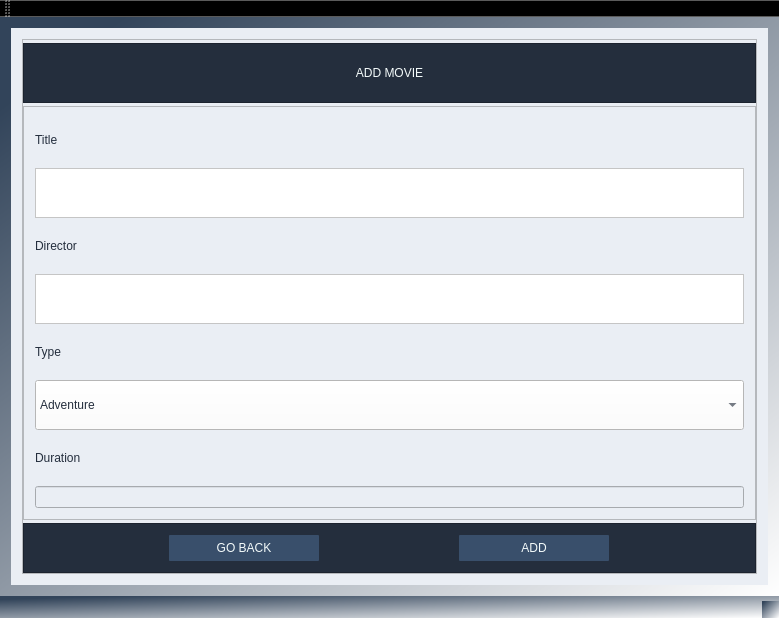
This is MovieTicketManagementSystem/MainWindow.ui in ZuzannaZawartka/movie-ticket-management-system as Qt 5 draws it before an edit. The edited form follows.
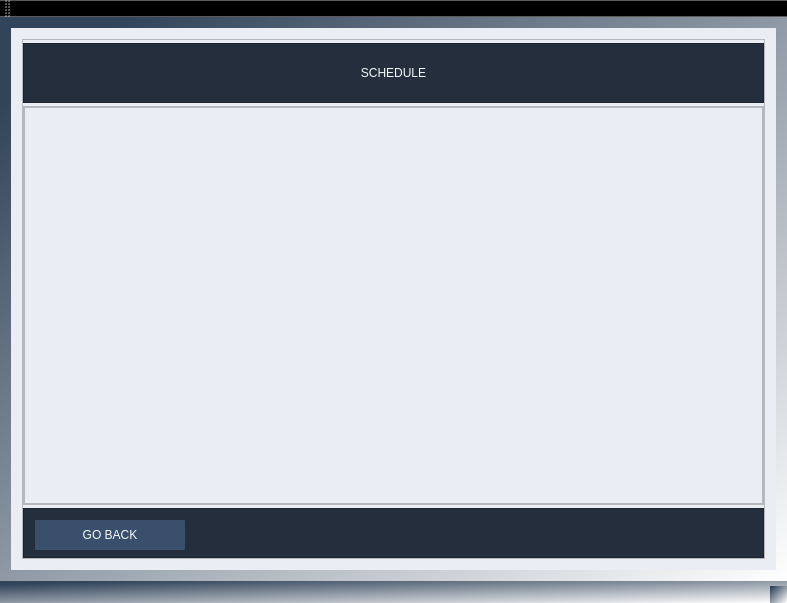
This is the edited form.

Commit message: feat: added scheduleDatabase, ScheduleListView needs to be changed to Table Widget

The edit to the form file:
```diff
--- a/MovieTicketManagementSystem/MainWindow.ui
+++ b/MovieTicketManagementSystem/MainWindow.ui
@@ -6,8 +6,8 @@
    <rect>
     <x>0</x>
     <y>0</y>
-    <width>779</width>
-    <height>618</height>
+    <width>787</width>
+    <height>603</height>
    </rect>
   </property>
   <property name="windowTitle">
@@ -27,7 +27,7 @@
        <number>0</number>
       </property>
       <property name="currentIndex">
-       <number>3</number>
+       <number>5</number>
       </property>
       <widget class="QWidget" name="mainWindow">
        <layout class="QVBoxLayout" name="verticalLayout_5">
@@ -1215,6 +1215,161 @@
         </item>
        </layout>
       </widget>
+      <widget class="QWidget" name="showScheduleWindow">
+       <layout class="QGridLayout" name="gridLayout_10">
+        <item row="0" column="0">
+         <widget class="QFrame" name="frame">
+          <property name="frameShape">
+           <enum>QFrame::Shape::StyledPanel</enum>
+          </property>
+          <property name="frameShadow">
+           <enum>QFrame::Shadow::Raised</enum>
+          </property>
+          <layout class="QVBoxLayout" name="verticalLayout_23">
+           <property name="spacing">
+            <number>3</number>
+           </property>
+           <property name="leftMargin">
+            <number>0</number>
+           </property>
+           <property name="topMargin">
+            <number>3</number>
+           </property>
+           <property name="rightMargin">
+            <number>0</number>
+           </property>
+           <property name="bottomMargin">
+            <number>0</number>
+           </property>
+           <item>
+            <widget class="QFrame" name="headerScheduleFrame">
+             <property name="minimumSize">
+              <size>
+               <width>0</width>
+               <height>60</height>
+              </size>
+             </property>
+             <property name="maximumSize">
+              <size>
+               <width>16777215</width>
+               <height>60</height>
+              </size>
+             </property>
+             <property name="styleSheet">
+              <string notr="true">background-color: rgb(36, 46, 61);</string>
+             </property>
+             <property name="frameShape">
+              <enum>QFrame::Shape::StyledPanel</enum>
+             </property>
+             <property name="frameShadow">
+              <enum>QFrame::Shadow::Raised</enum>
+             </property>
+             <layout class="QGridLayout" name="gridLayout_12">
+              <item row="0" column="0">
+               <widget class="QLabel" name="titleScheduleLabel">
+                <property name="styleSheet">
+                 <string notr="true">font: 900 20pt &quot;Source Sans Pro Black&quot;;
+color: rgb(243, 250, 250);
+background-color: rgb(36, 46, 61);</string>
+                </property>
+                <property name="text">
+                 <string>SCHEDULE</string>
+                </property>
+                <property name="alignment">
+                 <set>Qt::AlignmentFlag::AlignCenter</set>
+                </property>
+               </widget>
+              </item>
+             </layout>
+            </widget>
+           </item>
+           <item>
+            <widget class="QFrame" name="scheduleListViewFrame">
+             <property name="frameShape">
+              <enum>QFrame::Shape::StyledPanel</enum>
+             </property>
+             <property name="frameShadow">
+              <enum>QFrame::Shadow::Raised</enum>
+             </property>
+             <layout class="QGridLayout" name="gridLayout_11">
+              <property name="leftMargin">
+               <number>0</number>
+              </property>
+              <property name="topMargin">
+               <number>0</number>
+              </property>
+              <property name="rightMargin">
+               <number>0</number>
+              </property>
+              <property name="bottomMargin">
+               <number>0</number>
+              </property>
+              <property name="horizontalSpacing">
+               <number>0</number>
+              </property>
+              <item row="0" column="0">
+               <widget class="QListView" name="ScheduleListView"/>
+              </item>
+             </layout>
+            </widget>
+           </item>
+           <item>
+            <widget class="QFrame" name="menuScheduleFrame">
+             <property name="minimumSize">
+              <size>
+               <width>0</width>
+               <height>50</height>
+              </size>
+             </property>
+             <property name="maximumSize">
+              <size>
+               <width>16777215</width>
+               <height>50</height>
+              </size>
+             </property>
+             <property name="styleSheet">
+              <string notr="true">background-color: rgb(36, 46, 61);</string>
+             </property>
+             <property name="frameShape">
+              <enum>QFrame::Shape::StyledPanel</enum>
+             </property>
+             <property name="frameShadow">
+              <enum>QFrame::Shadow::Raised</enum>
+             </property>
+             <layout class="QHBoxLayout" name="horizontalLayout_7">
+              <item alignment="Qt::AlignmentFlag::AlignLeft">
+               <widget class="QPushButton" name="goBackScheduleButton">
+                <property name="minimumSize">
+                 <size>
+                  <width>150</width>
+                  <height>30</height>
+                 </size>
+                </property>
+                <property name="maximumSize">
+                 <size>
+                  <width>150</width>
+                  <height>30</height>
+                 </size>
+                </property>
+                <property name="styleSheet">
+                 <string notr="true">color: rgb(243, 250, 250);
+font: 10pt &quot;Franklin Gothic Demi&quot;;
+border-radius: 1px;
+background-color: rgb(57, 79, 107);</string>
+                </property>
+                <property name="text">
+                 <string>GO BACK</string>
+                </property>
+               </widget>
+              </item>
+             </layout>
+            </widget>
+           </item>
+          </layout>
+         </widget>
+        </item>
+       </layout>
+      </widget>
       <widget class="QWidget" name="viewBookingsWindow">
        <layout class="QVBoxLayout" name="verticalLayout_16">
         <item>
```
Left out of the diff: 115 changed lines with no effect on the pictures. The commit also changes 16 other files.
